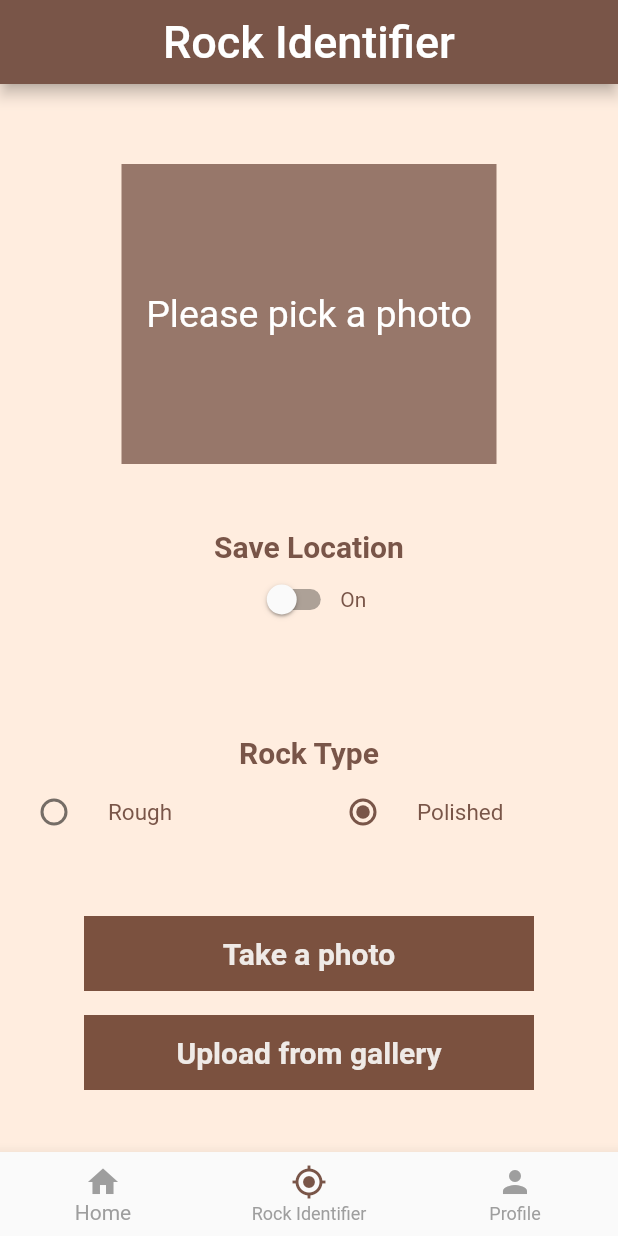
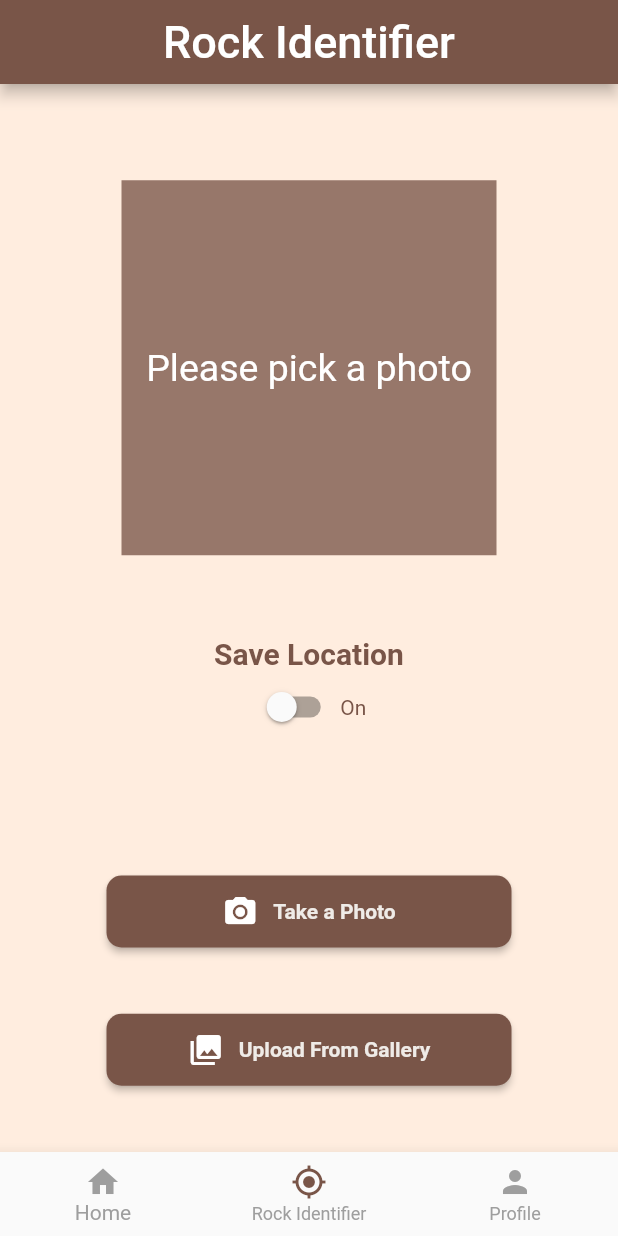
Before and after one commit to zmojab/RockID, a Flutter app: the screen it shows once a user with an empty profile is signed in, item 2 of the bottom bar chosen, on a phone screen of 412 x 824 dp. Run offline on Flutter 3.47's test engine with Material 2 defaults, Android fonts, the phone set to English and light mode, and no system bars; our stand-ins replace cloud_firestore, firebase_auth, firebase_core, firebase_storage, geocoding, geolocator and 4 more; missing offline and left inert: tflite_flutter, tflite_flutter_helper; accounts and stored records are empty.

Commit message:
added more classes to rough model

```diff
--- /dev/null
+++ b/rockid/assets/RoughOrPolished.txt
@@ -0,0 +1,2 @@
+0 polished
+1 rough
--- a/rockid/lib/classifier/rock_view.dart
+++ b/rockid/lib/classifier/rock_view.dart
@@ -38,7 +38,7 @@ class RockPhotoView extends StatelessWidget {
   Widget build(BuildContext context) {
     return Container(
       width: 250,
-      height: 200,
+      height: 250,
       color: Color.fromARGB(198, 121, 85, 72),
       child: (file == null)
           ? _buildEmptyView()
--- a/rockid/lib/pages/camera_page.dart
+++ b/rockid/lib/pages/camera_page.dart
@@ -16,8 +16,9 @@ import '../data/rocksfound.dart';
 const _labelsFileName = 'assets/polishedLabels.txt';
 const _modelFileName = 'MobileNetPolished80%.tflite';
 const _labelsFileName1 = 'assets/roughLabels.txt';
-const _modelFileName1 = 'MobileNetRough82%.tflite';
-
+const _modelFileName1 = 'mobileNet2Rough80%.tflite';
+const _labelsFileName2 = 'assets/RoughOrPolished.txt';
+const _modelFileName2 = 'RoughOrPolished97%.tflite';
 final RocksFoundCRUD rocksFoundCRUD = RocksFoundCRUD();
 final user = FirebaseAuth.instance.currentUser!;
 
@@ -44,7 +45,6 @@ class _RockIDState extends State<RockID> {
   bool hasBeenSaved = false;
   bool _isAnalyzing = false;
   bool _isLocation = false;
-  bool _isRaw = false;
   final picker = ImagePicker();
   File? _selectedImageFile;
   String _rockType = "";
@@ -59,6 +59,7 @@ class _RockIDState extends State<RockID> {
   //creates Classifier objects
   late Classifier _classifier;
   late Classifier _classifier1;
+  late Classifier _classifier2;
 
   @override
   void initState() {
@@ -84,6 +85,12 @@ class _RockIDState extends State<RockID> {
       modelFileName: _modelFileName1,
     );
     _classifier1 = classifier1!;
+    //loads rough or polished model
+    final classifier2 = await Classifier.loadWith(
+      labelsFileName: _labelsFileName2,
+      modelFileName: _modelFileName2,
+    );
+    _classifier2 = classifier2!;
   }
 
   @override
@@ -121,24 +128,16 @@ class _RockIDState extends State<RockID> {
             ),
             _buildLocationSwitch(),
             const Spacer(flex: 2),
-            const Text(
-              "Rock Type",
-              style: TextStyle(
-                  color: Colors.brown,
-                  fontSize: 20,
-                  fontWeight: FontWeight.bold),
+            _buildImageButton(
+              title: 'Take a Photo',
+              icon: Icons.camera_alt,
+              onPressed: () => _onPickPhoto(ImageSource.camera),
             ),
-            _buildRockRadio(),
             const Spacer(),
-            // only visible when the result is found - JW
-
-            _buildPickPhotoButton(
-              title: 'Take a photo',
-              source: ImageSource.camera,
-            ),
-            _buildPickPhotoButton(
-              title: 'Upload from gallery',
-              source: ImageSource.gallery,
+            _buildImageButton(
+              title: 'Upload From Gallery',
+              icon: Icons.photo_library,
+              onPressed: () => _onPickPhoto(ImageSource.gallery),
             ),
             const Spacer(),
           ],
@@ -172,6 +171,45 @@ class _RockIDState extends State<RockID> {
     );
   }
 
+  Widget _buildImageButton({
+    required String title,
+    required IconData icon,
+    required VoidCallback onPressed,
+    double buttonWidth = 270,
+  }) {
+    return SizedBox(
+      width: buttonWidth,
+      child: ElevatedButton(
+        onPressed: onPressed,
+        style: ElevatedButton.styleFrom(
+          backgroundColor: Colors.brown,
+          shape: RoundedRectangleBorder(
+            borderRadius: BorderRadius.circular(10),
+          ),
+        ),
+        child: Padding(
+          padding: const EdgeInsets.all(12.0),
+          child: Row(
+            mainAxisAlignment: MainAxisAlignment.center,
+            children: [
+              Icon(icon, color: Colors.white),
+              SizedBox(width: 10),
+              Text(
+                title,
+                style: TextStyle(
+                  fontFamily: kButtonFont,
+                  fontSize: 14.0,
+                  fontWeight: FontWeight.w600,
+                  color: kColorLightbeige,
+                ),
+              ),
+            ],
+          ),
+        ),
+      ),
+    );
+  }
+
   Widget _buildPhotolView() {
     return Stack(
       alignment: AlignmentDirectional.center,
@@ -197,68 +235,6 @@ class _RockIDState extends State<RockID> {
     );
   }
 
-  Widget _buildPickPhotoButton({
-    required ImageSource source,
-    required String title,
-  }) {
-    return TextButton(
-      onPressed: () => _onPickPhoto(source),
-      child: Container(
-        width: 300,
-        height: 50,
-        color: kColorbrown,
-        child: Center(
-            child: Text(title,
-                style: const TextStyle(
-                  fontFamily: kButtonFont,
-                  fontSize: 20.0,
-                  fontWeight: FontWeight.w600,
-                  color: kColorLightbeige,
-                ))),
-      ),
-    );
-  }
-
-  Widget _buildRockRadio() {
-    return Row(
-      mainAxisAlignment: MainAxisAlignment.center,
-      children: [
-        Expanded(
-          child: RadioListTile(
-            title: const Text(
-              "Rough",
-              style: TextStyle(color: Colors.brown, fontSize: 15),
-            ),
-            value: true,
-            activeColor: Colors.brown,
-            groupValue: _isRaw,
-            onChanged: (value) {
-              setState(() {
-                _isRaw = value!;
-              });
-            },
-          ),
-        ),
-        Expanded(
-          child: RadioListTile(
-            title: const Text(
-              "Polished",
-              style: TextStyle(color: Colors.brown, fontSize: 15),
-            ),
-            activeColor: Colors.brown,
-            value: false,
-            groupValue: _isRaw,
-            onChanged: (value) {
-              setState(() {
-                _isRaw = value!;
-              });
-            },
-          ),
-        ),
-      ],
-    );
-  }
-
   void _setAnalyzing(bool flag) {
     setState(() {
       _isAnalyzing = flag;
@@ -267,7 +243,7 @@ class _RockIDState extends State<RockID> {
 
   void _onPickPhoto(ImageSource source) async {
     final pickedFile = await picker.pickImage(source: source);
-
+    _setAnalyzing(true);
     if (pickedFile == null) {
       return;
     }
@@ -282,14 +258,12 @@ class _RockIDState extends State<RockID> {
 
   void _analyzeImage(File image) {
     String rockType = "";
-    _setAnalyzing(true);
     String chance = "";
-    // flag to ensure rock is not saved again
-    //hasBeenSaved = false;
-    // flag to ensure rock classified
     final resultCategory;
     final imageInput = img.decodeImage(image.readAsBytesSync())!;
-    if (_isRaw) {
+    final roughOrPolishedResults = _classifier2.predict(imageInput);
+    print(roughOrPolishedResults.label);
+    if (roughOrPolishedResults.label == "rough") {
       resultCategory = _classifier1.predict(imageInput);
       rockType = "rough";
     } else {
```
Also changed, not shown: rockid/assets/roughLabels.txt (+21 -15 lines), 2 other files.
